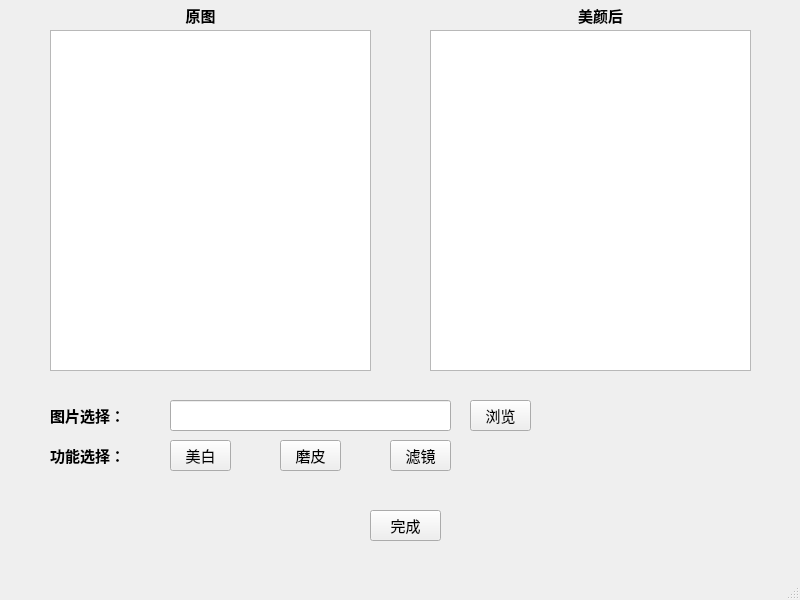
First picture: the form in src/BeautyGUI.ui, repository wuliaodemeng/BeautyCameraApplicationSystem, before the edit.
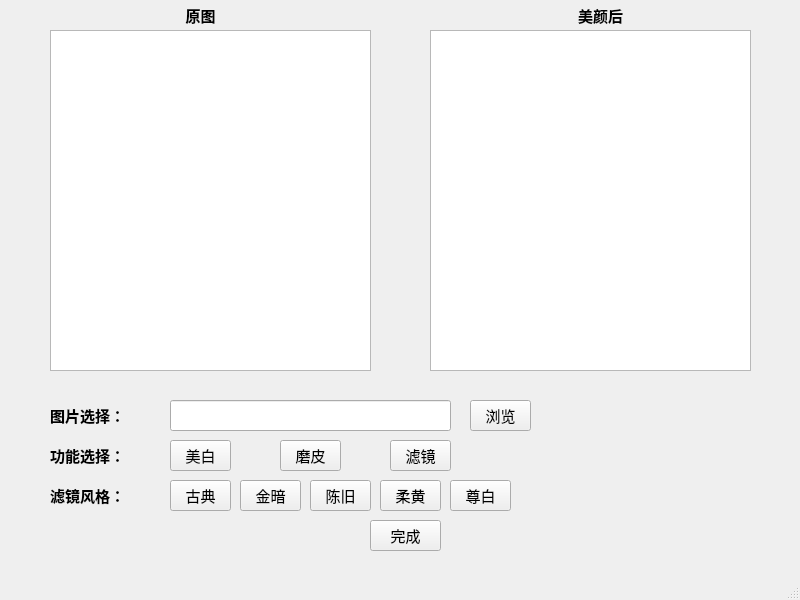
Second picture: the form after the edit.

What changed in the file:
```diff
--- a/src/BeautyGUI.ui
+++ b/src/BeautyGUI.ui
@@ -109,7 +109,7 @@
     <property name="geometry">
      <rect>
       <x>370</x>
-      <y>510</y>
+      <y>520</y>
       <width>71</width>
       <height>31</height>
      </rect>
@@ -198,6 +198,84 @@
      <string>美白</string>
     </property>
    </widget>
+   <widget class="QLabel" name="label_5">
+    <property name="geometry">
+     <rect>
+      <x>50</x>
+      <y>480</y>
+      <width>91</width>
+      <height>31</height>
+     </rect>
+    </property>
+    <property name="text">
+     <string>&lt;html&gt;&lt;head/&gt;&lt;body&gt;&lt;p&gt;&lt;span style=&quot; font-weight:600;&quot;&gt;滤镜风格：&lt;/span&gt;&lt;/p&gt;&lt;/body&gt;&lt;/html&gt;</string>
+    </property>
+   </widget>
+   <widget class="QPushButton" name="filter_1">
+    <property name="geometry">
+     <rect>
+      <x>170</x>
+      <y>480</y>
+      <width>61</width>
+      <height>31</height>
+     </rect>
+    </property>
+    <property name="text">
+     <string>古典</string>
+    </property>
+   </widget>
+   <widget class="QPushButton" name="filter_2">
+    <property name="geometry">
+     <rect>
+      <x>240</x>
+      <y>480</y>
+      <width>61</width>
+      <height>31</height>
+     </rect>
+    </property>
+    <property name="text">
+     <string>金暗</string>
+    </property>
+   </widget>
+   <widget class="QPushButton" name="filter_3">
+    <property name="geometry">
+     <rect>
+      <x>310</x>
+      <y>480</y>
+      <width>61</width>
+      <height>31</height>
+     </rect>
+    </property>
+    <property name="text">
+     <string>陈旧</string>
+    </property>
+   </widget>
+   <widget class="QPushButton" name="filter_4">
+    <property name="geometry">
+     <rect>
+      <x>380</x>
+      <y>480</y>
+      <width>61</width>
+      <height>31</height>
+     </rect>
+    </property>
+    <property name="text">
+     <string>柔黄</string>
+    </property>
+   </widget>
+   <widget class="QPushButton" name="filter_5">
+    <property name="geometry">
+     <rect>
+      <x>450</x>
+      <y>480</y>
+      <width>61</width>
+      <height>31</height>
+     </rect>
+    </property>
+    <property name="text">
+     <string>尊白</string>
+    </property>
+   </widget>
   </widget>
   <widget class="QMenuBar" name="menubar">
    <property name="geometry">
```
